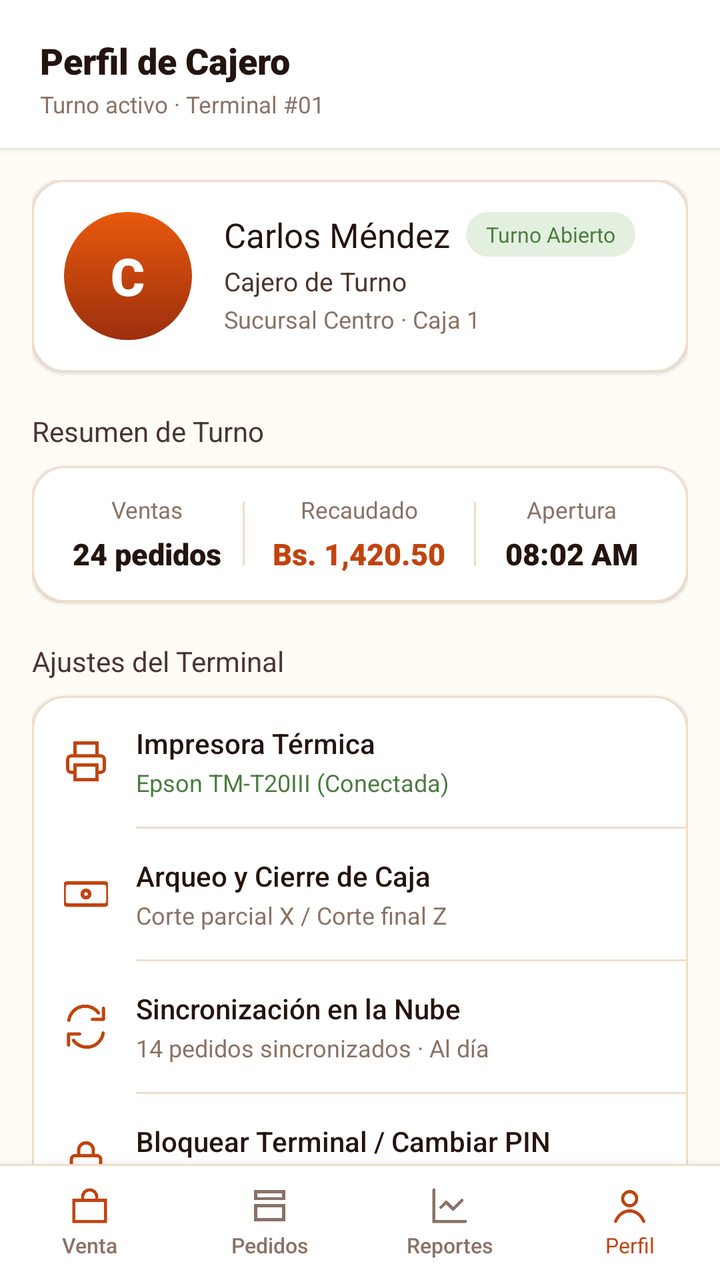
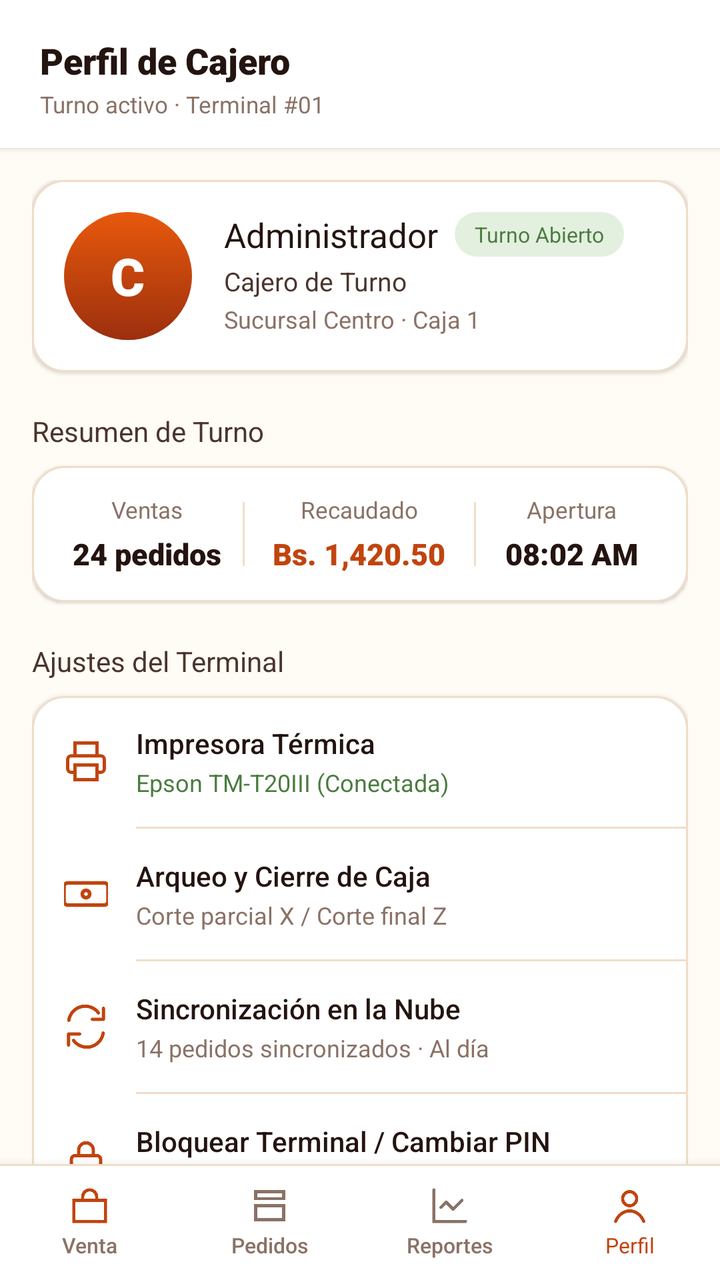

The first picture is an Android layout as it rendered before a commit; the second is the same layout after the commit. The layout source and the unified diff follow.
<!-- AndroidManifest.xml: application theme Theme.Pollogithub -->
<!-- res/layout/activity_perfil.xml -->
<?xml version="1.0" encoding="utf-8"?>
<androidx.constraintlayout.widget.ConstraintLayout xmlns:android="http://schemas.android.com/apk/res/android"
    xmlns:app="http://schemas.android.com/apk/res-auto"
    xmlns:tools="http://schemas.android.com/tools"
    android:id="@+id/mainPerfil"
    android:layout_width="match_parent"
    android:layout_height="match_parent"
    android:background="@color/paper_50"
    tools:context=".PerfilActivity">

    
    <LinearLayout
        android:id="@+id/headerPerfil"
        style="@style/Widget.Pollo.Header.Vertical"
        app:layout_constraintEnd_toEndOf="parent"
        app:layout_constraintStart_toStartOf="parent"
        app:layout_constraintTop_toTopOf="parent">

        <TextView
            android:textAppearance="@style/TextAppearance.Pollo.Title.Medium"
            android:layout_width="wrap_content"
            android:layout_height="wrap_content"
            android:text="@string/title_profile" />

        <TextView
            android:textAppearance="@style/TextAppearance.Pollo.Subtitle"
            android:layout_width="wrap_content"
            android:layout_height="wrap_content"
            android:layout_marginTop="@dimen/spacing_2xs"
            android:text="@string/subtitle_profile" />
    </LinearLayout>

    
    <androidx.core.widget.NestedScrollView
        android:layout_width="match_parent"
        android:layout_height="0dp"
        android:clipToPadding="false"
        android:paddingBottom="24dp"
        app:layout_constraintBottom_toTopOf="@id/bottomNav"
        app:layout_constraintTop_toBottomOf="@id/headerPerfil">

        <LinearLayout
            android:layout_width="match_parent"
            android:layout_height="wrap_content"
            android:orientation="vertical"
            android:paddingHorizontal="16dp"
            android:paddingTop="16dp">

            
            <LinearLayout
                android:layout_width="match_parent"
                android:layout_height="wrap_content"
                android:background="@drawable/bg_profile_card"
                android:elevation="1dp"
                android:orientation="horizontal"
                android:padding="16dp">

                
                <FrameLayout
                    android:layout_width="64dp"
                    android:layout_height="64dp"
                    android:background="@drawable/bg_avatar_circle">

                    <TextView
                        android:id="@+id/tvProfileAvatarInitial"
                        android:layout_width="wrap_content"
                        android:layout_height="wrap_content"
                        android:layout_gravity="center"
                        android:fontFamily="sans-serif-black"
                        android:text="C"
                        android:textColor="@color/white"
                        android:textSize="26sp" />
                </FrameLayout>

                <LinearLayout
                    android:layout_width="0dp"
                    android:layout_height="wrap_content"
                    android:layout_marginStart="16dp"
                    android:layout_weight="1"
                    android:orientation="vertical">

                    <LinearLayout
                        android:layout_width="wrap_content"
                        android:layout_height="wrap_content"
                        android:gravity="center_vertical"
                        android:orientation="horizontal">

                        <TextView
                            android:id="@+id/tvProfileName"
                            android:layout_width="wrap_content"
                            android:layout_height="wrap_content"
                            android:fontFamily="sans-serif-bold"
                            android:text="Carlos Méndez"
                            android:textColor="@color/char_900"
                            android:textSize="17sp" />

                        <TextView
                            android:layout_width="wrap_content"
                            android:layout_height="wrap_content"
                            android:layout_marginStart="8dp"
                            android:background="@drawable/bg_badge_active_shift"
                            android:fontFamily="sans-serif-bold"
                            android:text="@string/status_shift_active"
                            android:textColor="@color/ok_600"
                            android:textSize="10.5sp" />
                    </LinearLayout>

                    <TextView
                        android:id="@+id/tvProfileRole"
                        android:layout_width="wrap_content"
                        android:layout_height="wrap_content"
                        android:layout_marginTop="3dp"
                        android:fontFamily="sans-serif"
                        android:text="@string/profile_role_default"
                        android:textColor="@color/char_700"
                        android:textSize="13sp" />

                    <TextView
                        android:id="@+id/tvProfileBranch"
                        android:layout_width="wrap_content"
                        android:layout_height="wrap_content"
                        android:layout_marginTop="2dp"
                        android:fontFamily="sans-serif"
                        android:text="@string/profile_branch_default"
                        android:textColor="@color/char_400"
                        android:textSize="12sp" />
                </LinearLayout>
            </LinearLayout>

            
            <TextView
                android:layout_width="wrap_content"
                android:layout_height="wrap_content"
                android:layout_marginTop="20dp"
                android:layout_marginBottom="8dp"
                android:fontFamily="sans-serif-bold"
                android:text="@string/section_shift_stats"
                android:textColor="@color/char_700"
                android:textSize="14sp" />

            <LinearLayout
                android:layout_width="match_parent"
                android:layout_height="wrap_content"
                android:background="@drawable/bg_profile_card"
                android:elevation="1dp"
                android:orientation="horizontal"
                android:paddingVertical="14dp"
                android:paddingHorizontal="10dp">

                
                <LinearLayout
                    android:layout_width="0dp"
                    android:layout_height="wrap_content"
                    android:layout_weight="1"
                    android:gravity="center"
                    android:orientation="vertical">

                    <TextView
                        android:layout_width="wrap_content"
                        android:layout_height="wrap_content"
                        android:fontFamily="sans-serif"
                        android:text="@string/label_stat_sales"
                        android:textColor="@color/char_400"
                        android:textSize="11.5sp" />

                    <TextView
                        android:layout_width="wrap_content"
                        android:layout_height="wrap_content"
                        android:layout_marginTop="4dp"
                        android:fontFamily="sans-serif-black"
                        android:text="@string/value_stat_sales"
                        android:textColor="@color/char_900"
                        android:textSize="15sp" />
                </LinearLayout>

                <View
                    android:layout_width="1dp"
                    android:layout_height="32dp"
                    android:layout_gravity="center_vertical"
                    android:background="@color/line_color" />

                
                <LinearLayout
                    android:layout_width="0dp"
                    android:layout_height="wrap_content"
                    android:layout_weight="1.2"
                    android:gravity="center"
                    android:orientation="vertical">

                    <TextView
                        android:layout_width="wrap_content"
                        android:layout_height="wrap_content"
                        android:fontFamily="sans-serif"
                        android:text="@string/label_stat_total"
                        android:textColor="@color/char_400"
                        android:textSize="11.5sp" />

                    <TextView
                        android:layout_width="wrap_content"
                        android:layout_height="wrap_content"
                        android:layout_marginTop="4dp"
                        android:fontFamily="sans-serif-black"
                        android:text="@string/value_stat_total"
                        android:textColor="@color/ember_600"
                        android:textSize="15sp" />
                </LinearLayout>

                <View
                    android:layout_width="1dp"
                    android:layout_height="32dp"
                    android:layout_gravity="center_vertical"
                    android:background="@color/line_color" />

                
                <LinearLayout
                    android:layout_width="0dp"
                    android:layout_height="wrap_content"
                    android:layout_weight="1"
                    android:gravity="center"
                    android:orientation="vertical">

                    <TextView
                        android:layout_width="wrap_content"
                        android:layout_height="wrap_content"
                        android:fontFamily="sans-serif"
                        android:text="@string/label_stat_start"
                        android:textColor="@color/char_400"
                        android:textSize="11.5sp" />

                    <TextView
                        android:layout_width="wrap_content"
                        android:layout_height="wrap_content"
                        android:layout_marginTop="4dp"
                        android:fontFamily="sans-serif-black"
                        android:text="@string/value_stat_start"
                        android:textColor="@color/char_900"
                        android:textSize="15sp" />
                </LinearLayout>
            </LinearLayout>

            
            <TextView
                android:layout_width="wrap_content"
                android:layout_height="wrap_content"
                android:layout_marginTop="20dp"
                android:layout_marginBottom="8dp"
                android:fontFamily="sans-serif-bold"
                android:text="@string/section_terminal_settings"
                android:textColor="@color/char_700"
                android:textSize="14sp" />

            <LinearLayout
                android:layout_width="match_parent"
                android:layout_height="wrap_content"
                android:background="@drawable/bg_profile_card"
                android:elevation="1dp"
                android:orientation="vertical">

                
                <LinearLayout
                    android:id="@+id/btnSettingPrinter"
                    android:layout_width="match_parent"
                    android:layout_height="wrap_content"
                    android:background="?android:attr/selectableItemBackground"
                    android:clickable="true"
                    android:focusable="true"
                    android:gravity="center_vertical"
                    android:orientation="horizontal"
                    android:paddingHorizontal="16dp"
                    android:paddingVertical="14dp">

                    <ImageView
                        android:layout_width="22dp"
                        android:layout_height="22dp"
                        android:contentDescription="@string/item_printer_title"
                        android:src="@drawable/ic_printer"
                        app:tint="@color/ember_600" />

                    <LinearLayout
                        android:layout_width="0dp"
                        android:layout_height="wrap_content"
                        android:layout_marginStart="14dp"
                        android:layout_weight="1"
                        android:orientation="vertical">

                        <TextView
                            android:layout_width="wrap_content"
                            android:layout_height="wrap_content"
                            android:fontFamily="sans-serif-medium"
                            android:text="@string/item_printer_title"
                            android:textColor="@color/char_900"
                            android:textSize="14sp" />

                        <TextView
                            android:layout_width="wrap_content"
                            android:layout_height="wrap_content"
                            android:layout_marginTop="2dp"
                            android:fontFamily="sans-serif"
                            android:text="@string/item_printer_subtitle"
                            android:textColor="@color/ok_600"
                            android:textSize="12sp" />
                    </LinearLayout>

                    <ImageView
                        android:layout_width="16dp"
                        android:layout_height="16dp"
                        android:contentDescription="@null"
                        android:src="@drawable/ic_chevron_right" />
                </LinearLayout>

                <View
                    android:layout_width="match_parent"
                    android:layout_height="1dp"
                    android:layout_marginStart="52dp"
                    android:background="@color/line_color" />

                
                <LinearLayout
                    android:id="@+id/btnSettingCashCut"
                    android:layout_width="match_parent"
                    android:layout_height="wrap_content"
                    android:background="?android:attr/selectableItemBackground"
                    android:clickable="true"
                    android:focusable="true"
                    android:gravity="center_vertical"
                    android:orientation="horizontal"
                    android:paddingHorizontal="16dp"
                    android:paddingVertical="14dp">

                    <ImageView
                        android:layout_width="22dp"
                        android:layout_height="22dp"
                        android:contentDescription="@string/item_cash_cut_title"
                        android:src="@drawable/ic_cash_register"
                        app:tint="@color/ember_600" />

                    <LinearLayout
                        android:layout_width="0dp"
                        android:layout_height="wrap_content"
                        android:layout_marginStart="14dp"
                        android:layout_weight="1"
                        android:orientation="vertical">

                        <TextView
                            android:layout_width="wrap_content"
                            android:layout_height="wrap_content"
                            android:fontFamily="sans-serif-medium"
                            android:text="@string/item_cash_cut_title"
                            android:textColor="@color/char_900"
                            android:textSize="14sp" />

                        <TextView
                            android:layout_width="wrap_content"
                            android:layout_height="wrap_content"
                            android:layout_marginTop="2dp"
                            android:fontFamily="sans-serif"
                            android:text="@string/item_cash_cut_subtitle"
                            android:textColor="@color/char_400"
                            android:textSize="12sp" />
                    </LinearLayout>

                    <ImageView
                        android:layout_width="16dp"
                        android:layout_height="16dp"
                        android:contentDescription="@null"
                        android:src="@drawable/ic_chevron_right" />
                </LinearLayout>

                <View
                    android:layout_width="match_parent"
                    android:layout_height="1dp"
                    android:layout_marginStart="52dp"
                    android:background="@color/line_color" />

                
                <LinearLayout
                    android:id="@+id/btnSettingSync"
                    android:layout_width="match_parent"
                    android:layout_height="wrap_content"
                    android:background="?android:attr/selectableItemBackground"
                    android:clickable="true"
                    android:focusable="true"
                    android:gravity="center_vertical"
                    android:orientation="horizontal"
                    android:paddingHorizontal="16dp"
                    android:paddingVertical="14dp">

                    <ImageView
                        android:layout_width="22dp"
                        android:layout_height="22dp"
                        android:contentDescription="@string/item_sync_title"
                        android:src="@drawable/ic_sync"
                        app:tint="@color/ember_600" />

                    <LinearLayout
                        android:layout_width="0dp"
                        android:layout_height="wrap_content"
                        android:layout_marginStart="14dp"
                        android:layout_weight="1"
                        android:orientation="vertical">

                        <TextView
                            android:layout_width="wrap_content"
                            android:layout_height="wrap_content"
                            android:fontFamily="sans-serif-medium"
                            android:text="@string/item_sync_title"
                            android:textColor="@color/char_900"
                            android:textSize="14sp" />

                        <TextView
                            android:layout_width="wrap_content"
                            android:layout_height="wrap_content"
                            android:layout_marginTop="2dp"
                            android:fontFamily="sans-serif"
                            android:text="@string/item_sync_subtitle"
                            android:textColor="@color/char_400"
                            android:textSize="12sp" />
                    </LinearLayout>

                    <ImageView
                        android:layout_width="16dp"
                        android:layout_height="16dp"
                        android:contentDescription="@null"
                        android:src="@drawable/ic_chevron_right" />
                </LinearLayout>

                <View
                    android:layout_width="match_parent"
                    android:layout_height="1dp"
                    android:layout_marginStart="52dp"
                    android:background="@color/line_color" />

                
                <LinearLayout
                    android:id="@+id/btnSettingLock"
                    android:layout_width="match_parent"
                    android:layout_height="wrap_content"
                    android:background="?android:attr/selectableItemBackground"
                    android:clickable="true"
                    android:focusable="true"
                    android:gravity="center_vertical"
                    android:orientation="horizontal"
                    android:paddingHorizontal="16dp"
                    android:paddingVertical="14dp">

                    <ImageView
                        android:layout_width="22dp"
                        android:layout_height="22dp"
                        android:contentDescription="@string/item_lock_title"
                        android:src="@drawable/ic_lock"
                        app:tint="@color/ember_600" />

                    <LinearLayout
                        android:layout_width="0dp"
                        android:layout_height="wrap_content"
                        android:layout_marginStart="14dp"
                        android:layout_weight="1"
                        android:orientation="vertical">

                        <TextView
                            android:layout_width="wrap_content"
                            android:layout_height="wrap_content"
                            android:fontFamily="sans-serif-medium"
                            android:text="@string/item_lock_title"
                            android:textColor="@color/char_900"
                            android:textSize="14sp" />

                        <TextView
                            android:layout_width="wrap_content"
                            android:layout_height="wrap_content"
                            android:layout_marginTop="2dp"
                            android:fontFamily="sans-serif"
                            android:text="@string/item_lock_subtitle"
                            android:textColor="@color/char_400"
                            android:textSize="12sp" />
                    </LinearLayout>

                    <ImageView
                        android:layout_width="16dp"
                        android:layout_height="16dp"
                        android:contentDescription="@null"
                        android:src="@drawable/ic_chevron_right" />
                </LinearLayout>
            </LinearLayout>

            
            <androidx.appcompat.widget.AppCompatButton
                android:id="@+id/btnEndShift"
                android:layout_width="match_parent"
                android:layout_height="50dp"
                android:layout_marginTop="24dp"
                android:layout_marginBottom="12dp"
                android:background="@drawable/bg_btn_outline"
                android:fontFamily="sans-serif-bold"
                android:stateListAnimator="@null"
                android:text="@string/btn_end_shift"
                android:textColor="@color/ember_600"
                android:textSize="14.5sp" />

        </LinearLayout>
    </androidx.core.widget.NestedScrollView>

    
    <LinearLayout
        android:id="@+id/bottomNav"
        android:layout_width="match_parent"
        android:layout_height="58dp"
        android:background="@drawable/bg_bottom_nav"
        android:elevation="8dp"
        android:orientation="horizontal"
        app:layout_constraintBottom_toBottomOf="parent">

        
        <LinearLayout
            android:id="@+id/navItemVenta"
            android:layout_width="0dp"
            android:layout_height="match_parent"
            android:layout_weight="1"
            android:clickable="true"
            android:focusable="true"
            android:gravity="center"
            android:orientation="vertical">

            <ImageView
                android:layout_width="21dp"
                android:layout_height="21dp"
                android:contentDescription="@string/nav_sale"
                android:src="@drawable/ic_nav_sale" />

            <TextView
                android:layout_width="wrap_content"
                android:layout_height="wrap_content"
                android:layout_marginTop="2dp"
                android:fontFamily="sans-serif-medium"
                android:text="@string/nav_sale"
                android:textColor="@color/char_400"
                android:textSize="10.5sp" />
        </LinearLayout>

        
        <LinearLayout
            android:id="@+id/navItemPedidos"
            android:layout_width="0dp"
            android:layout_height="match_parent"
            android:layout_weight="1"
            android:clickable="true"
            android:focusable="true"
            android:gravity="center"
            android:orientation="vertical">

            <ImageView
                android:layout_width="21dp"
                android:layout_height="21dp"
                android:contentDescription="@string/nav_orders"
                android:src="@drawable/ic_nav_orders" />

            <TextView
                android:layout_width="wrap_content"
                android:layout_height="wrap_content"
                android:layout_marginTop="2dp"
                android:fontFamily="sans-serif-medium"
                android:text="@string/nav_orders"
                android:textColor="@color/char_400"
                android:textSize="10.5sp" />
        </LinearLayout>

        
        <LinearLayout
            android:id="@+id/navItemReportes"
            android:layout_width="0dp"
            android:layout_height="match_parent"
            android:layout_weight="1"
            android:clickable="true"
            android:focusable="true"
            android:gravity="center"
            android:orientation="vertical">

            <ImageView
                android:layout_width="21dp"
                android:layout_height="21dp"
                android:contentDescription="@string/nav_reports"
                android:src="@drawable/ic_nav_reports" />

            <TextView
                android:layout_width="wrap_content"
                android:layout_height="wrap_content"
                android:layout_marginTop="2dp"
                android:fontFamily="sans-serif-medium"
                android:text="@string/nav_reports"
                android:textColor="@color/char_400"
                android:textSize="10.5sp" />
        </LinearLayout>

        
        <LinearLayout
            android:id="@+id/navItemPerfil"
            android:layout_width="0dp"
            android:layout_height="match_parent"
            android:layout_weight="1"
            android:clickable="true"
            android:focusable="true"
            android:gravity="center"
            android:orientation="vertical">

            <ImageView
                android:layout_width="21dp"
                android:layout_height="21dp"
                android:contentDescription="@string/nav_profile"
                android:src="@drawable/ic_nav_profile"
                app:tint="@color/ember_600" />

            <TextView
                android:layout_width="wrap_content"
                android:layout_height="wrap_content"
                android:layout_marginTop="2dp"
                android:fontFamily="sans-serif-bold"
                android:text="@string/nav_profile"
                android:textColor="@color/ember_600"
                android:textSize="10.5sp" />
        </LinearLayout>
    </LinearLayout>

</androidx.constraintlayout.widget.ConstraintLayout>
<!-- resources referenced by this layout -->
<resources>
  <color name="char_400">#8A7266</color>
  <color name="char_700">#4A352E</color>
  <color name="char_900">#241410</color>
  <color name="ember_600">#C1440E</color>
  <color name="line_color">#F0DDC9</color>
  <color name="ok_600">#4A7C3F</color>
  <color name="paper_50">#FFFBF5</color>
  <color name="white">#FFFFFFFF</color>
  <dimen name="spacing_2xs">2dp</dimen>
  <!-- drawable bg_avatar_circle (drawable) -->
  <?xml version="1.0" encoding="utf-8"?>
  <shape xmlns:android="http://schemas.android.com/apk/res/android"
      android:shape="oval">
      <gradient
          android:angle="295"
          android:startColor="@color/ember_500"
          android:endColor="@color/ember_700" />
  </shape>
  <!-- drawable bg_profile_card (drawable) -->
  <?xml version="1.0" encoding="utf-8"?>
  <shape xmlns:android="http://schemas.android.com/apk/res/android"
      android:shape="rectangle">
      <solid android:color="@color/white" />
      <stroke
          android:width="1dp"
          android:color="@color/line_color" />
      <corners android:radius="16dp" />
  </shape>
  <string name="btn_end_shift">Cerrar Turno / Salir</string>
  <string name="item_cash_cut_subtitle">Corte parcial X / Corte final Z</string>
  <string name="item_cash_cut_title">Arqueo y Cierre de Caja</string>
  <string name="item_lock_subtitle">Protege el punto de venta</string>
  <string name="item_lock_title">Bloquear Terminal / Cambiar PIN</string>
  <string name="item_printer_subtitle">Epson TM-T20III (Conectada)</string>
  <string name="item_printer_title">Impresora Térmica</string>
  <string name="item_sync_subtitle">14 pedidos sincronizados · Al día</string>
  <string name="item_sync_title">Sincronización en la Nube</string>
  <string name="label_stat_sales">Ventas</string>
  <string name="label_stat_start">Apertura</string>
  <string name="label_stat_total">Recaudado</string>
  <string name="nav_orders">Pedidos</string>
  <string name="nav_profile">Perfil</string>
  <string name="nav_reports">Reportes</string>
  <string name="nav_sale">Venta</string>
  <string name="profile_branch_default">Sucursal Centro · Caja 1</string>
  <string name="profile_role_default">Cajero de Turno</string>
  <string name="section_shift_stats">Resumen de Turno</string>
  <string name="section_terminal_settings">Ajustes del Terminal</string>
  <string name="status_shift_active">Turno Abierto</string>
  <string name="subtitle_profile">Turno activo · Terminal #01</string>
  <string name="title_profile">Perfil de Cajero</string>
  <string name="value_stat_sales">24 pedidos</string>
  <string name="value_stat_start">08:02 AM</string>
  <string name="value_stat_total">Bs. 1,420.50</string>
  <style name="TextAppearance.Pollo.Subtitle" parent="TextAppearance.Pollo">
          <item name="android:fontFamily">sans-serif</item>
          <item name="android:textColor">@color/char_400</item>
          <item name="android:textSize">@dimen/text_size_caption</item>
      </style>
  <style name="TextAppearance.Pollo.Title.Medium" parent="TextAppearance.Pollo.Title">
          <item name="android:fontFamily">sans-serif-black</item>
          <item name="android:textColor">@color/char_900</item>
          <item name="android:textSize">@dimen/text_size_title_medium</item>
      </style>
  <style name="Theme.Pollogithub" parent="Base.Theme.Pollogithub" />
  <color name="ember_500">#E8590C</color>
  <color name="ember_700">#9C2F0E</color>
  <color name="ok_100">#E3F0DF</color>
  <style name="TextAppearance.Pollo" parent="android:TextAppearance" />
  <dimen name="text_size_caption">11.5sp</dimen>
  <style name="TextAppearance.Pollo.Title" parent="TextAppearance.Pollo" />
  <dimen name="text_size_title_medium">18sp</dimen>
  <style name="Widget.Pollo" parent="" />
  <dimen name="elevation_low">2dp</dimen>
  <dimen name="header_padding_horizontal">20dp</dimen>
  <dimen name="header_padding_bottom">14dp</dimen>
  <color name="ember_100">#FFE4D1</color>
  <!-- unchanged entries left out for length: 14 -->
</resources>

<!-- the commit's change to res/layout/activity_perfil.xml (unified diff, before → after) -->
@@ -12,6 +12,8 @@
     <LinearLayout
         android:id="@+id/headerPerfil"
         style="@style/Widget.Pollo.Header.Vertical"
+        android:layout_width="match_parent"
+        android:layout_height="wrap_content"
         app:layout_constraintEnd_toEndOf="parent"
         app:layout_constraintStart_toStartOf="parent"
         app:layout_constraintTop_toTopOf="parent">
@@ -90,7 +92,7 @@
                             android:layout_width="wrap_content"
                             android:layout_height="wrap_content"
                             android:fontFamily="sans-serif-bold"
-                            android:text="Carlos Méndez"
+                            android:text="Administrador"
                             android:textColor="@color/char_900"
                             android:textSize="17sp" />
 
